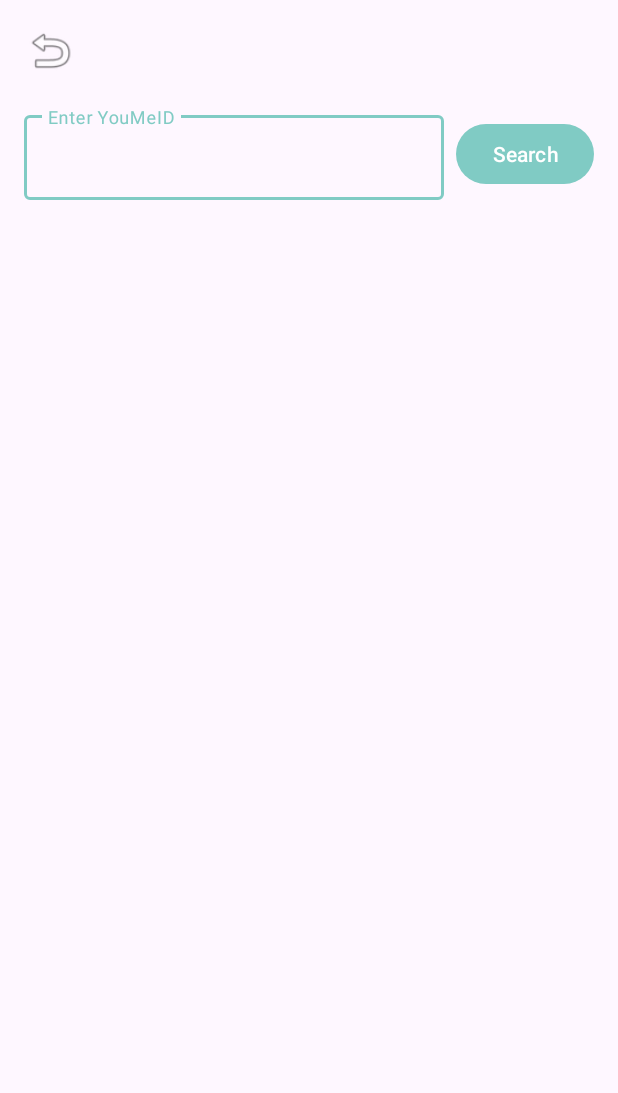
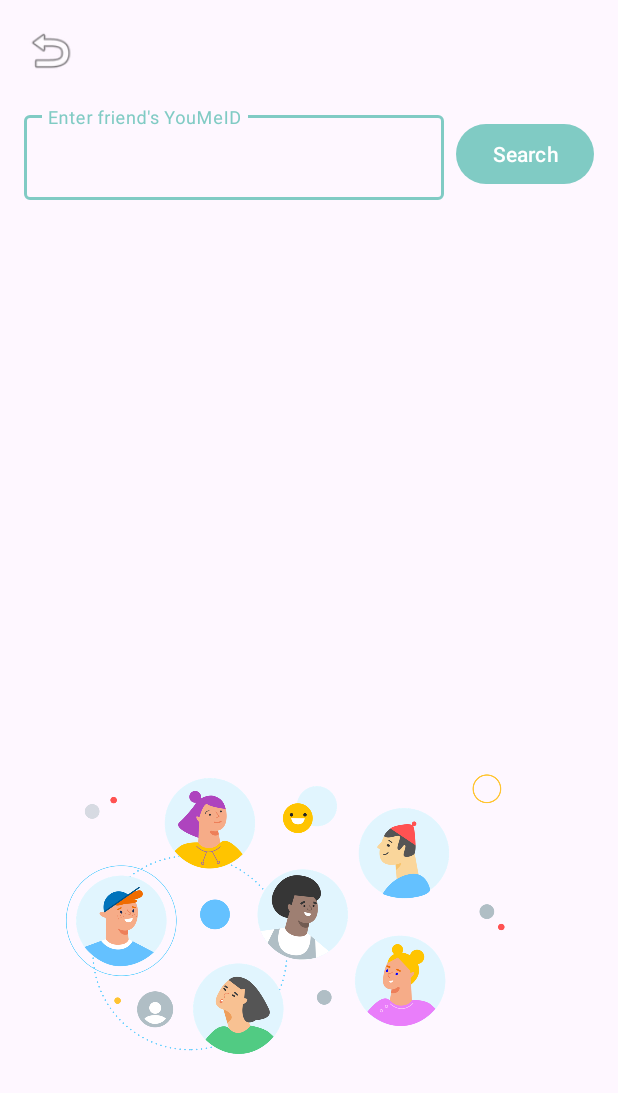
Before and after one commit to Hannah-Zhang-H/336-as3, an Android app: the AddFriendActivity screen opened directly, with no data from a screen before it, on a phone screen of 412 x 824 dp. Shown: the top 1093 px of the screen. Run offline under Robolectric (Android 15) with nearby library versions, the phone set to English and light mode, and no system bars; our stand-ins replace CircleImageView, Firebase (no records; nobody signed in at launch, a user with empty details on screens opened directly).

Commit message:
Upgrade user interface

```diff
--- a/app/src/main/AndroidManifest.xml
+++ b/app/src/main/AndroidManifest.xml
@@ -17,18 +17,22 @@
             android:exported="false" />
         <activity
             android:name=".ProfileActivity"
+            android:screenOrientation="portrait"
             android:exported="false" />
         <activity
             android:name=".ResetPasswordActivity"
+            android:screenOrientation="portrait"
             android:exported="false" />
         <activity
             android:name=".SignUpActivity"
+            android:screenOrientation="portrait"
             android:exported="false" />
         <activity
             android:name=".MainActivity"
             android:exported="false" />
         <activity
             android:name=".LoginActivity"
+            android:screenOrientation="portrait"
             android:exported="true">
             <intent-filter>
                 <action android:name="android.intent.action.MAIN" />
@@ -36,7 +40,8 @@
                 <category android:name="android.intent.category.LAUNCHER" />
             </intent-filter>
         </activity>
-        <activity android:name=".AddFriendActivity"></activity>
+        <activity android:name=".AddFriendActivity"
+            android:screenOrientation="portrait"></activity>
     </application>
     <uses-permission android:name="android.permission.INTERNET"/>
 </manifest>
--- a/app/src/main/java/com/hanz/youmetalk/LoginActivity.java
+++ b/app/src/main/java/com/hanz/youmetalk/LoginActivity.java
@@ -1,6 +1,7 @@
 package com.hanz.youmetalk;
 
 import android.content.Intent;
+import android.content.pm.ActivityInfo;
 import android.os.Bundle;
 import android.widget.Button;
 import android.widget.TextView;
--- a/app/src/main/java/com/hanz/youmetalk/ProfileActivity.java
+++ b/app/src/main/java/com/hanz/youmetalk/ProfileActivity.java
@@ -2,6 +2,7 @@
 
 import android.annotation.SuppressLint;
 import android.content.Intent;
+import android.content.pm.ActivityInfo;
 import android.graphics.Bitmap;
 import android.graphics.BitmapFactory;
 import android.net.Uri;
--- a/app/src/main/res/layout/activity_add_friend.xml
+++ b/app/src/main/res/layout/activity_add_friend.xml
@@ -1,10 +1,26 @@
-<androidx.constraintlayout.widget.ConstraintLayout
-    xmlns:android="http://schemas.android.com/apk/res/android"
+<androidx.constraintlayout.widget.ConstraintLayout xmlns:android="http://schemas.android.com/apk/res/android"
     xmlns:app="http://schemas.android.com/apk/res-auto"
     xmlns:tools="http://schemas.android.com/tools"
     android:layout_width="match_parent"
     android:layout_height="match_parent"
-    tools:context=".AddFriendActivity">
+    tools:context=".AddFriendActivity"
+    >
+
+    <!-- ImageView for background at the bottom -->
+
+    <ImageView
+        android:id="@+id/bottomImageView"
+        android:layout_width="293dp"
+        android:layout_height="194dp"
+        android:layout_marginTop="50dp"
+
+        android:src="@drawable/find_friend"
+        app:layout_constraintBottom_toBottomOf="parent"
+        app:layout_constraintEnd_toEndOf="parent"
+        app:layout_constraintHorizontal_bias="0.366"
+        app:layout_constraintStart_toStartOf="parent"
+        app:layout_constraintTop_toBottomOf="@+id/buttonAddFriend"
+        app:layout_constraintVertical_bias="0.0" />
 
     <ImageView
         android:id="@+id/imageViewBack"
@@ -12,27 +28,27 @@
         android:layout_height="35dp"
         android:layout_marginStart="16dp"
         android:layout_marginTop="16dp"
-        app:srcCompat="@android:drawable/ic_menu_revert"
         app:layout_constraintStart_toStartOf="parent"
-        app:layout_constraintTop_toTopOf="parent" />
+        app:layout_constraintTop_toTopOf="parent"
+        app:srcCompat="@android:drawable/ic_menu_revert" />
 
     <com.google.android.material.textfield.TextInputLayout
         android:id="@+id/textInputLayoutYouMeID"
         android:layout_width="0dp"
         android:layout_height="wrap_content"
-        app:layout_constraintTop_toBottomOf="@id/imageViewBack"
-        app:layout_constraintStart_toStartOf="parent"
+        android:layout_marginStart="16dp"
+        android:layout_marginTop="20dp"
+        android:layout_marginEnd="8dp"
         app:layout_constraintEnd_toStartOf="@+id/buttonSearch"
         app:layout_constraintHorizontal_chainStyle="packed"
-        android:layout_marginTop="20dp"
-        android:layout_marginStart="16dp"
-        android:layout_marginEnd="8dp"
-        android:hint="Enter YouMeID">
+        app:layout_constraintStart_toStartOf="parent"
+        app:layout_constraintTop_toBottomOf="@id/imageViewBack">
 
         <com.google.android.material.textfield.TextInputEditText
             android:id="@+id/editTextYouMeID"
             android:layout_width="match_parent"
             android:layout_height="wrap_content"
+            android:hint="@string/enter_friend_s_youmeid"
             android:inputType="text" />
     </com.google.android.material.textfield.TextInputLayout>
 
@@ -40,76 +56,78 @@
         android:id="@+id/buttonSearch"
         android:layout_width="wrap_content"
         android:layout_height="wrap_content"
-        android:text="Search"
-        app:layout_constraintTop_toTopOf="@id/textInputLayoutYouMeID"
+        android:layout_marginEnd="16dp"
+        android:text="@string/search"
         app:layout_constraintBottom_toBottomOf="@id/textInputLayoutYouMeID"
         app:layout_constraintEnd_toEndOf="parent"
-        android:layout_marginEnd="16dp" />
+        app:layout_constraintTop_toTopOf="@id/textInputLayoutYouMeID" />
 
     <de.hdodenhof.circleimageview.CircleImageView
         android:id="@+id/imageViewProfile"
         android:layout_width="100dp"
         android:layout_height="100dp"
         android:layout_marginTop="32dp"
-        app:layout_constraintTop_toBottomOf="@id/textInputLayoutYouMeID"
+        app:layout_constraintEnd_toEndOf="parent"
+        app:layout_constraintHorizontal_bias="0.5"
         app:layout_constraintStart_toStartOf="parent"
-        app:layout_constraintEnd_toEndOf="parent"
-        app:layout_constraintHorizontal_bias="0.5" />
+        app:layout_constraintTop_toBottomOf="@id/textInputLayoutYouMeID" />
 
     <TextView
         android:id="@+id/labelUserName"
         android:layout_width="wrap_content"
         android:layout_height="wrap_content"
+        android:layout_marginTop="16dp"
+        android:text="User Name"
         android:textStyle="bold"
-        android:text="User Name"
-        android:layout_marginTop="16dp"
-        app:layout_constraintTop_toBottomOf="@id/imageViewProfile"
+        app:layout_constraintEnd_toEndOf="parent"
+        app:layout_constraintHorizontal_bias="0.5"
         app:layout_constraintStart_toStartOf="parent"
-        app:layout_constraintEnd_toEndOf="parent"
-        app:layout_constraintHorizontal_bias="0.5" />
+        app:layout_constraintTop_toBottomOf="@id/imageViewProfile" />
 
     <TextView
         android:id="@+id/textViewUserName"
         android:layout_width="wrap_content"
         android:layout_height="wrap_content"
+        android:layout_marginTop="8dp"
         android:contentDescription="User Name"
-        android:layout_marginTop="8dp"
-        app:layout_constraintTop_toBottomOf="@id/labelUserName"
+        app:layout_constraintEnd_toEndOf="parent"
+        app:layout_constraintHorizontal_bias="0.5"
         app:layout_constraintStart_toStartOf="parent"
-        app:layout_constraintEnd_toEndOf="parent"
-        app:layout_constraintHorizontal_bias="0.5" />
+        app:layout_constraintTop_toBottomOf="@id/labelUserName" />
 
     <TextView
         android:id="@+id/labelYouMeID"
         android:layout_width="wrap_content"
         android:layout_height="wrap_content"
+        android:layout_marginTop="16dp"
+        android:text="YouMeID"
         android:textStyle="bold"
-        android:text="YouMeID"
-        android:layout_marginTop="16dp"
-        app:layout_constraintTop_toBottomOf="@id/textViewUserName"
+        app:layout_constraintEnd_toEndOf="parent"
+        app:layout_constraintHorizontal_bias="0.5"
         app:layout_constraintStart_toStartOf="parent"
-        app:layout_constraintEnd_toEndOf="parent"
-        app:layout_constraintHorizontal_bias="0.5" />
+        app:layout_constraintTop_toBottomOf="@id/textViewUserName" />
 
     <TextView
         android:id="@+id/textViewYouMeID"
         android:layout_width="wrap_content"
         android:layout_height="wrap_content"
+        android:layout_marginTop="8dp"
         android:contentDescription="YouMeID"
-        android:layout_marginTop="8dp"
-        app:layout_constraintTop_toBottomOf="@id/labelYouMeID"
+        app:layout_constraintEnd_toEndOf="parent"
+        app:layout_constraintHorizontal_bias="0.5"
         app:layout_constraintStart_toStartOf="parent"
-        app:layout_constraintEnd_toEndOf="parent"
-        app:layout_constraintHorizontal_bias="0.5" />
+        app:layout_constraintTop_toBottomOf="@id/labelYouMeID" />
 
     <Button
         android:id="@+id/buttonAddFriend"
         android:layout_width="wrap_content"
         android:layout_height="wrap_content"
+        android:layout_marginTop="24dp"
         android:text="Add Friend"
-        android:layout_marginTop="24dp"
-        app:layout_constraintTop_toBottomOf="@id/textViewYouMeID"
+        app:layout_constraintEnd_toEndOf="parent"
+        app:layout_constraintHorizontal_bias="0.5"
         app:layout_constraintStart_toStartOf="parent"
-        app:layout_constraintEnd_toEndOf="parent"
-        app:layout_constraintHorizontal_bias="0.5" />
+        app:layout_constraintTop_toBottomOf="@id/textViewYouMeID" />
+
+
 </androidx.constraintlayout.widget.ConstraintLayout>
--- a/app/src/main/res/layout/activity_profile.xml
+++ b/app/src/main/res/layout/activity_profile.xml
@@ -25,7 +25,7 @@
         android:id="@+id/textView2"
         android:layout_width="wrap_content"
         android:layout_height="wrap_content"
-        android:layout_marginTop="10dp"
+        android:layout_marginTop="40dp"
         android:layout_marginBottom="40dp"
         android:text="Tap to upload your avatar"
         android:textColor="#3F51B5"
@@ -41,7 +41,8 @@
         android:id="@+id/textInputLayoutUserName"
         android:layout_width="match_parent"
         android:layout_height="wrap_content"
-        android:layout_marginTop="13dp"
+        android:layout_marginTop="18dp"
+        android:layout_marginBottom="5dp"
         android:gravity="center"
         app:boxBackgroundMode="filled"
         app:layout_constraintBottom_toTopOf="@+id/textInputLayoutYouMeID"
@@ -63,6 +64,7 @@
         android:id="@+id/textInputLayoutYouMeID"
         android:layout_width="match_parent"
         android:layout_height="wrap_content"
+        android:layout_marginTop="18dp"
         android:layout_marginBottom="10dp"
         android:gravity="center"
         app:boxBackgroundMode="filled"
@@ -74,7 +76,7 @@
 
         <com.google.android.material.textfield.TextInputEditText
             android:id="@+id/editTextYouMeIdUpdate"
-            android:layout_width="282dp"
+            android:layout_width="260dp"
             android:layout_height="wrap_content"
             android:gravity="center"
             android:hint="YouMeID"
@@ -131,8 +133,8 @@
 
     <ImageView
         android:id="@+id/imageView5"
-        android:layout_width="335dp"
-        android:layout_height="141dp"
+        android:layout_width="223dp"
+        android:layout_height="167dp"
         android:layout_marginStart="20dp"
         android:layout_marginEnd="20dp"
         android:layout_marginBottom="3dp"
--- a/app/src/main/res/values/strings.xml
+++ b/app/src/main/res/values/strings.xml
@@ -18,4 +18,6 @@
     <string name="decline_add_friend">You declined the friend request.</string>
     <string name="tap_to_upload_an_avatar">Tap to upload an avatar</string>
     <string name="upload_progress_0">Upload Progress: 0%</string>
+    <string name="enter_friend_s_youmeid">Enter friend\'s YouMeID</string>
+    <string name="search">Search</string>
 </resources>
```
Also changed, not shown: app/src/main/res/drawable/find_friend.jpg (added).
